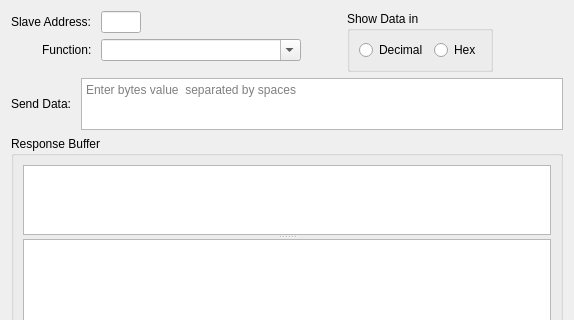
First picture: the form in omodscan/dialogs/dialogusermsg.ui, repository sanny32/OpenModScan, before the edit; both pictures show x 0 to 574 and y 0 to 320 of the 574 by 491 pixel window.
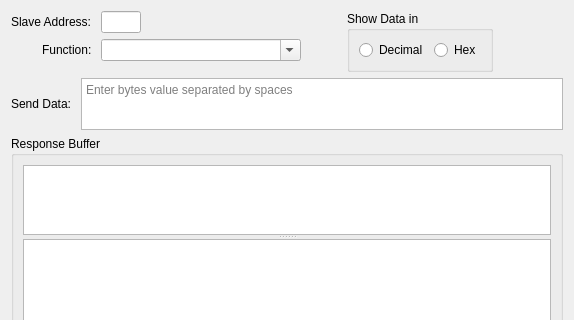
Second picture: the form after the edit. Custom widgets are drawn as their Qt base class.

The edit to the form file:
```diff
--- a/omodscan/dialogs/dialogusermsg.ui
+++ b/omodscan/dialogs/dialogusermsg.ui
@@ -162,7 +162,7 @@
         <bool>true</bool>
        </property>
        <property name="placeholderText">
-        <string>Enter bytes value  separated by spaces</string>
+        <string>Enter bytes value separated by spaces</string>
        </property>
       </widget>
      </item>
```
